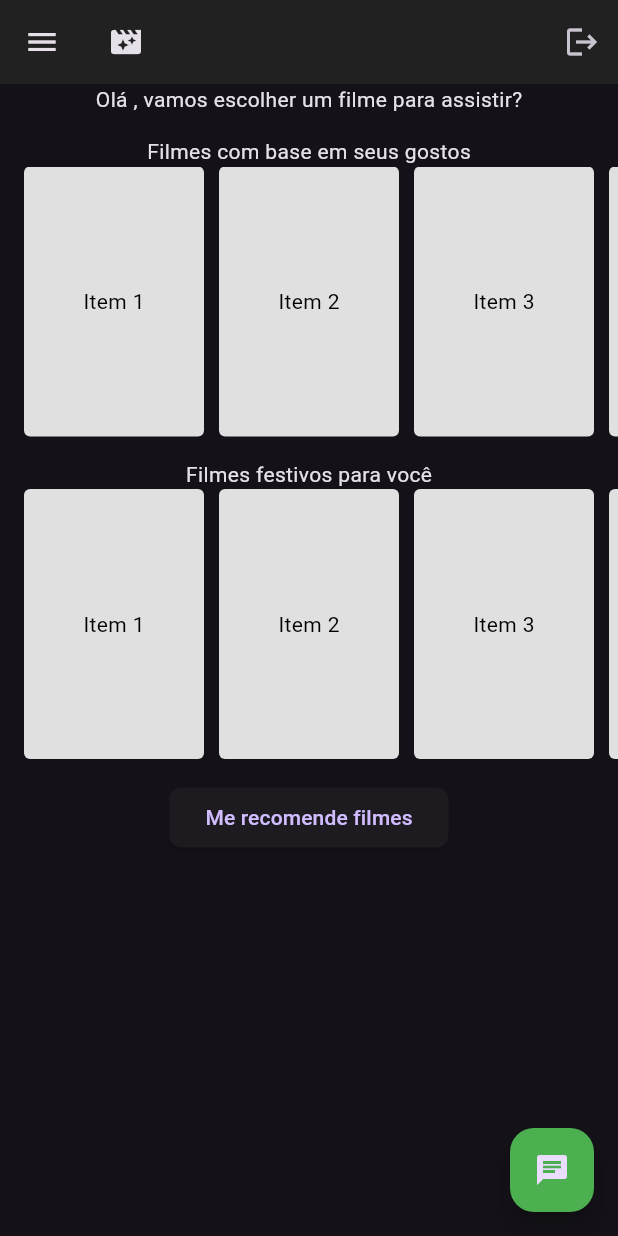
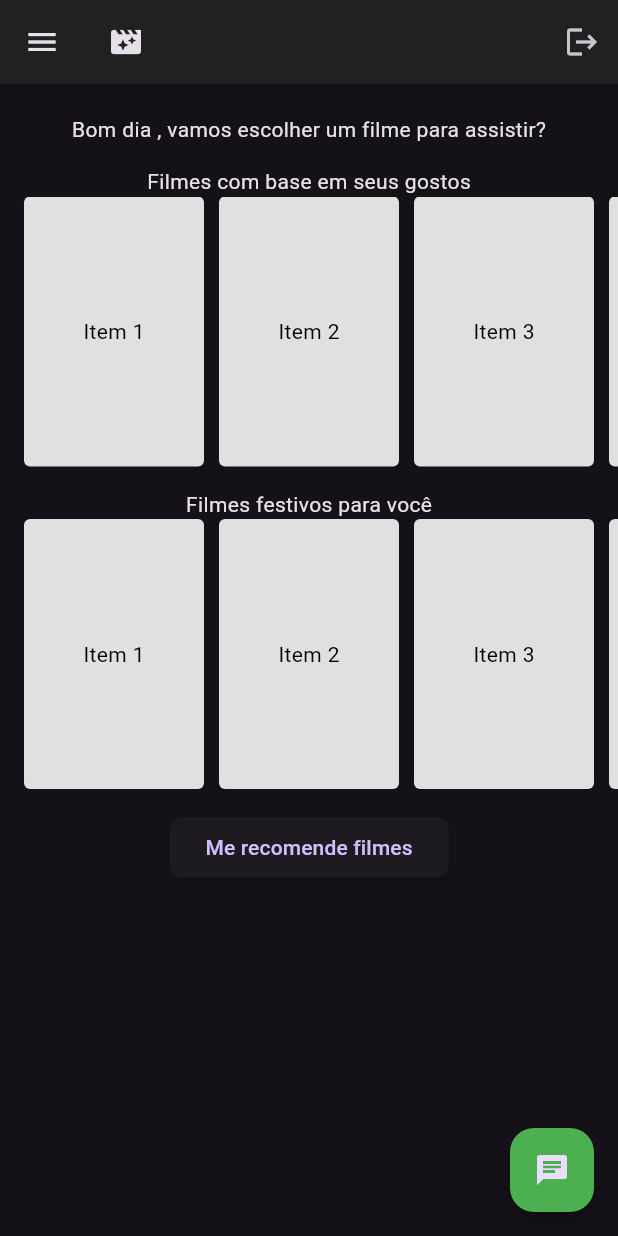
Before and after one commit to arthurhzm/movie_recommender, a Flutter app: the HomePage screen opened by its route, on a phone screen of 412 x 824 dp. Run offline on Flutter 3.47's test engine with Material 3 defaults, Android fonts, the phone set to English and light mode, and no system bars; our stand-ins replace cloud_firestore, firebase_auth, firebase_core, flutter_dotenv, google_generative_ai; missing offline and left inert: tmdb_api; accounts and stored records are empty.

Commit message:
FEAT: adição de função que retorna mensagem de boas-vindas

```diff
--- a/movie_recommender/lib/pages/home_page.dart
+++ b/movie_recommender/lib/pages/home_page.dart
@@ -31,7 +31,9 @@ class _HomePageState extends State<HomePage> {
   Widget build(BuildContext context) {
     return Scaffold(
       floatingActionButton: FloatingActionButton(
-        onPressed: () {Navigator.pushNamed(context, '/chat');},
+        onPressed: () {
+          Navigator.pushNamed(context, '/chat');
+        },
         backgroundColor: Colors.green,
         child: Icon(Icons.chat),
       ),
@@ -63,8 +65,9 @@ class _HomePageState extends State<HomePage> {
             return Center(
               child: Column(
                 children: [
+                  const SizedBox(height: 20,),
                   Text(
-                    "Olá ${user?.displayName ?? ""}, vamos escolher um filme para assistir?",
+                    "${horarioAtual()} ${user?.displayName ?? ""}, vamos escolher um filme para assistir?",
                   ),
                   const SizedBox(height: 15),
                   Text("Filmes com base em seus gostos"),
@@ -155,3 +158,14 @@ class _HomePageState extends State<HomePage> {
     );
   }
 }
+
+String horarioAtual() {
+  String mensagem = "";
+  DateTime now = DateTime.now();
+
+  if (now.hour >= 5) mensagem = "Bom dia";
+  if (now.hour >= 12) mensagem = "Boa tarde";
+  if (now.hour >= 19) mensagem = "Boa noite";
+
+  return mensagem;
+}
```
